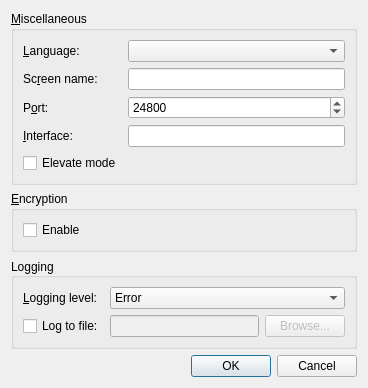
deskflow/deskflow, file src/gui/res/SettingsDialogBase.ui: the form before one commit.
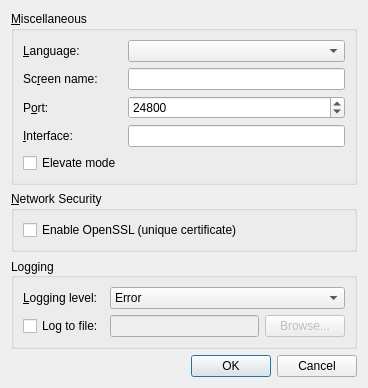
The form after the commit.

Commit message: productized setting dialog #4168

Patch:
```diff
--- a/src/gui/res/SettingsDialogBase.ui
+++ b/src/gui/res/SettingsDialogBase.ui
@@ -7,7 +7,7 @@
     <x>0</x>
     <y>0</y>
     <width>368</width>
-    <height>377</height>
+    <height>354</height>
    </rect>
   </property>
   <property name="windowTitle">
@@ -136,7 +136,7 @@
       </sizepolicy>
      </property>
      <property name="title">
-      <string>&amp;Encryption</string>
+      <string>&amp;Network Security</string>
      </property>
      <layout class="QFormLayout" name="formLayout">
       <property name="fieldGrowthPolicy">
@@ -145,10 +145,23 @@
       <item row="0" column="0">
        <widget class="QCheckBox" name="m_pCheckBoxEnableCrypto">
         <property name="text">
-         <string>Enable</string>
+         <string>Enable OpenSSL (unique certificate)</string>
         </property>
        </widget>
       </item>
+      <item row="0" column="1">
+       <spacer name="horizontalSpacer">
+        <property name="orientation">
+         <enum>Qt::Horizontal</enum>
+        </property>
+        <property name="sizeHint" stdset="0">
+         <size>
+          <width>40</width>
+          <height>20</height>
+         </size>
+        </property>
+       </spacer>
+      </item>
      </layout>
     </widget>
    </item>
```
